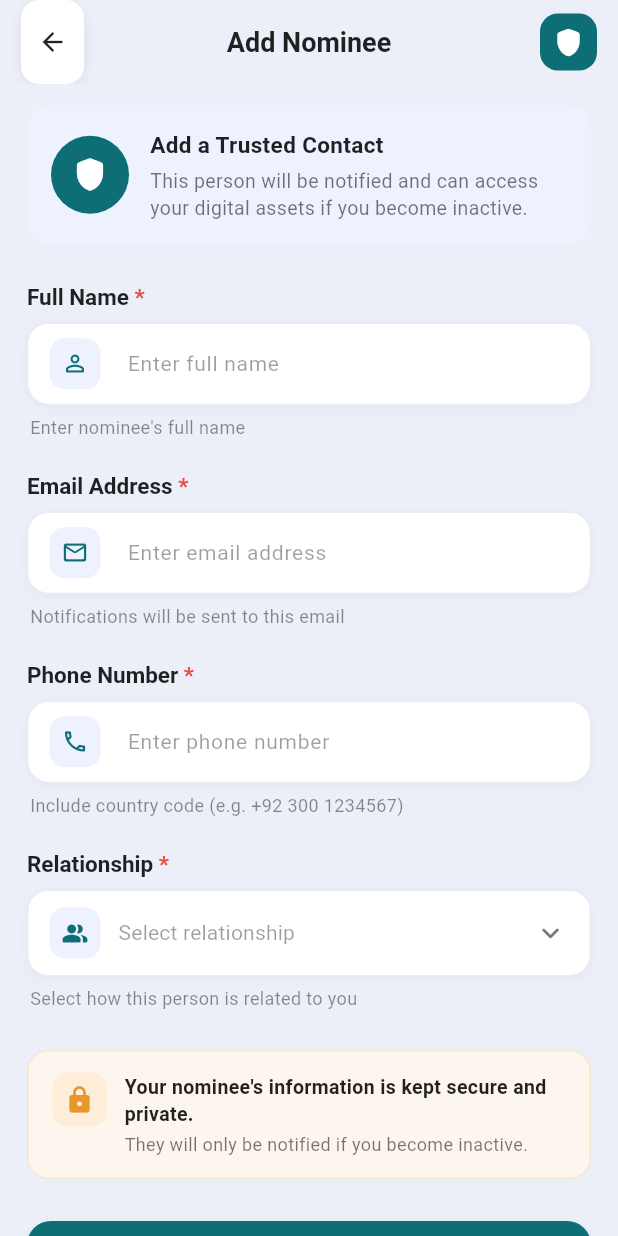
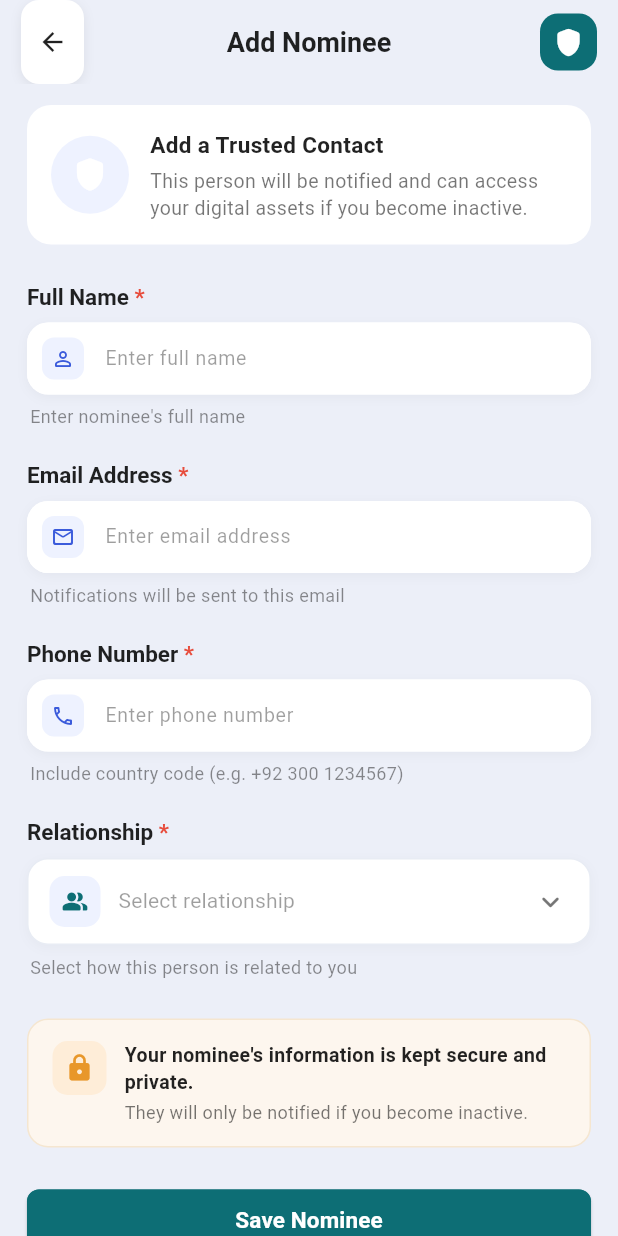
Before and after one commit to MuhammadAbbas1992-Android/Flutter_E_Waris_P, a Flutter app: the AddEditNomineeScreen screen opened by its route, on a phone screen of 412 x 824 dp. Run offline on Flutter 3.47's test engine with Material 3 defaults, Android fonts, the phone set to English and light mode, and no system bars; our stand-ins replace cloud_firestore, curved_labeled_navigation_bar, firebase_auth, firebase_core, firebase_database, fluttertoast and 3 more; accounts and stored records are empty.

Commit message:
E-Waris App All Screens work Flow 1. assets_screen.dart completed and fully functional 2. nominee_screen.dart completed and fully functional

```diff
--- a/lib/main.dart
+++ b/lib/main.dart
@@ -1,5 +1,6 @@
 import 'package:e_waris/core/utils/app_utils.dart';
 import 'package:e_waris/view_models/add_edit_asset_provider.dart';
+import 'package:e_waris/view_models/add_edit_nominee_provider.dart';
 import 'package:e_waris/view_models/asset_provider.dart';
 import 'package:e_waris/view_models/auth/auth_provider.dart';
 import 'package:e_waris/view_models/auth/forgot_password_provider.dart';
@@ -44,7 +45,7 @@ class MyApp extends StatelessWidget {
         ChangeNotifierProvider(create: (_) => AssetProvider()),
         ChangeNotifierProvider(create: (_) => AddEditAssetProvider()),
         ChangeNotifierProvider(create: (_) => NomineeProvider()),
-        ChangeNotifierProvider(create: (_) => NomineeProvider()),
+        ChangeNotifierProvider(create: (_) => AddEditNomineeProvider()),
         ChangeNotifierProvider(create: (_) => NotificationsProvider()),
         ChangeNotifierProvider(create: (_) => EmergencyProvider()),
       ],
--- a/lib/view_models/add_edit_nominee_provider.dart
+++ b/lib/view_models/add_edit_nominee_provider.dart
@@ -0,0 +1,167 @@
+import 'package:flutter/material.dart';
+
+import '../data/models/nominee_model.dart';
+import '../data/repositories/nominee_repository.dart';
+
+class AddEditNomineeProvider extends ChangeNotifier {
+  final NomineeRepository _repo;
+
+  AddEditNomineeProvider({NomineeRepository? repo})
+      : _repo = repo ?? NomineeRepository();
+
+  // ─────────────────────────────
+  // Controllers
+  // ─────────────────────────────
+  final fullNameCtrl = TextEditingController();
+  final emailCtrl = TextEditingController();
+  final phoneCtrl = TextEditingController();
+
+  // ─────────────────────────────
+  // Relationship Dropdown
+  // ─────────────────────────────
+  final List<String> relationships = [
+    'Spouse',
+    'Parent',
+    'Child',
+    'Sibling',
+    'Friend',
+    'Business Partner',
+    'Other',
+  ];
+
+  String? selectedRelationship;
+
+  // ─────────────────────────────
+  // Editing Nominee
+  // ─────────────────────────────
+  NomineeModel? nominee;
+
+  bool isEditMode = false;
+
+  // ─────────────────────────────
+  // INIT
+  // ─────────────────────────────
+  void init(NomineeModel? existing) {
+    nominee = existing;
+
+    if (existing != null && existing.id != null) {
+      isEditMode = true;
+
+      fullNameCtrl.text = existing.name;
+      emailCtrl.text = existing.email;
+      phoneCtrl.text = existing.phone;
+      selectedRelationship = existing.relationship;
+
+      notifyListeners();
+    }
+  }
+
+  // ─────────────────────────────
+  // CHANGE RELATIONSHIP
+  // ─────────────────────────────
+  void changeRelationship(String? value) {
+    selectedRelationship = value;
+    notifyListeners();
+  }
+
+  // ─────────────────────────────
+  // SAVE NOMINEE
+  // ─────────────────────────────
+  Future<bool> saveNominee(String userId) async {
+    try {
+      final nomineeToSave = isEditMode
+          ? nominee!.copyWith(
+        name: fullNameCtrl.text.trim(),
+        email: emailCtrl.text.trim(),
+        phone: phoneCtrl.text.trim(),
+        relationship: selectedRelationship ?? '',
+      )
+          : NomineeModel(
+        name: fullNameCtrl.text.trim(),
+        email: emailCtrl.text.trim(),
+        phone: phoneCtrl.text.trim(),
+        relationship: selectedRelationship ?? '',
+      );
+
+      if (isEditMode) {
+        await _repo.updateNominee(nomineeToSave, userId);
+      } else {
+        await _repo.createNominee(nomineeToSave, userId);
+      }
+
+      clearControllers();
+      return true;
+    } catch (e) {
+      debugPrint("Save Nominee Error: $e");
+      return false;
+    }
+  }
+
+  // ─────────────────────────────
+  // DELETE NOMINEE
+  // ─────────────────────────────
+  Future<bool> deleteNominee(String userId) async {
+    if (nominee?.id == null) return false;
+
+    try {
+      await _repo.deleteNominee(userId, nominee!.id!);
+
+      clearControllers();
+      return true;
+    } catch (e) {
+      debugPrint("Delete Nominee Error: $e");
+      return false;
+    }
+  }
+
+  // ─────────────────────────────
+  // VALIDATION
+  // ─────────────────────────────
+  String? validate() {
+    if (fullNameCtrl.text.trim().isEmpty) {
+      return "Please enter nominee's full name";
+    }
+
+    if (emailCtrl.text.trim().isEmpty) {
+      return "Please enter email address";
+    }
+
+    if (phoneCtrl.text.trim().isEmpty) {
+      return "Please enter phone number";
+    }
+
+    if (selectedRelationship == null ||
+        selectedRelationship!.trim().isEmpty) {
+      return "Please select relationship";
+    }
+
+    return null;
+  }
+
+  // ─────────────────────────────
+  // CLEAR
+  // ─────────────────────────────
+  void clearControllers() {
+    fullNameCtrl.clear();
+    emailCtrl.clear();
+    phoneCtrl.clear();
+
+    selectedRelationship = null;
+
+    nominee = null;
+    isEditMode = false;
+
+    notifyListeners();
+  }
+
+  // ─────────────────────────────
+  // DISPOSE
+  // ─────────────────────────────
+  @override
+  void dispose() {
+    fullNameCtrl.dispose();
+    emailCtrl.dispose();
+    phoneCtrl.dispose();
+    super.dispose();
+  }
+}
--- a/lib/views/dashboard_screen.dart
+++ b/lib/views/dashboard_screen.dart
@@ -73,7 +73,7 @@ class DashboardScreen extends StatelessWidget {
                         icon: Icons.group_outlined,
                         iconBgColor: const Color(0xFFE6F9F0),
                         iconColor: const Color(0xFF2DB87C),
-                        value: '3',
+                        value: nominees.length.toString(),
                         label: 'Total Nominees',
                       ),
                     ),
--- a/lib/views/home_screen.dart
+++ b/lib/views/home_screen.dart
@@ -2,6 +2,7 @@ import 'package:curved_labeled_navigation_bar/curved_navigation_bar.dart';
 import 'package:curved_labeled_navigation_bar/curved_navigation_bar_item.dart';
 import 'package:e_waris/data/models/nominee_model.dart';
 import 'package:e_waris/view_models/home_provider.dart';
+import 'package:e_waris/view_models/nominee_provider.dart';
 import 'package:e_waris/views/assets/assets_screen.dart';
 import 'package:e_waris/views/dashboard_screen.dart';
 import 'package:e_waris/views/nominees/nominee_screen.dart';
@@ -29,10 +30,11 @@ class _HomeScreenState extends State<HomeScreen> {
     WidgetsBinding.instance.addPostFrameCallback((_) {
       final assetProvider =
       Provider.of<AssetProvider>(context, listen: false);
-      /*final nomineeProvider =
-      Provider.of<NomineeModel>(context, listen: false);*/
+      final nomineeProvider =
+      Provider.of<NomineeProvider>(context, listen: false);
 
       assetProvider.init(AppUtils.userId);
+      nomineeProvider.init(AppUtils.userId);
     });
   }
 
--- a/lib/views/nominees/add_edit_nominee_screen.dart
+++ b/lib/views/nominees/add_edit_nominee_screen.dart
@@ -1,8 +1,15 @@
 // add_nominee_hamza.dart
 
 import 'package:e_waris/core/constants/app_colors.dart';
+import 'package:e_waris/data/models/nominee_model.dart';
+import 'package:e_waris/view_models/nominee_provider.dart';
+import 'package:e_waris/views/widgets/custom_button1.dart';
 import 'package:flutter/material.dart';
 import 'package:flutter/services.dart';
+import 'package:provider/provider.dart';
+
+import '../../core/utils/app_utils.dart';
+import '../../view_models/add_edit_nominee_provider.dart';
 
 class AddEditNomineeScreen extends StatefulWidget {
   const AddEditNomineeScreen({super.key});
@@ -12,45 +19,37 @@ class AddEditNomineeScreen extends StatefulWidget {
 }
 
 class _AddNomineeScreenState extends State<AddEditNomineeScreen> {
-  // ─── Controllers ───────────────────────────────────────────
-  final _fullNameController = TextEditingController();
-  final _emailController = TextEditingController();
-  final _phoneController = TextEditingController();
+  late AddEditNomineeProvider addEditNomineeProvider;
 
-  // ─── State Variables ────────────────────────────────────────
-  String? _selectedRelationship;
+  @override
+  void initState() {
+    super.initState();
 
-  final List<String> _relationships = [
-    'Spouse',
-    'Parent',
-    'Child',
-    'Sibling',
-    'Friend',
-    'Business Partner',
-    'Other',
-  ];
+    WidgetsBinding.instance.addPostFrameCallback((_) {
+      final nomineeProvider = context.read< NomineeProvider>();
+      final nomineeId = ModalRoute.of(context)!.settings.arguments as String?;
 
-  // ─── Theme Color ────────────────────────────────────────────
-  static const Color _primaryBlue = AppColors.primary;
-  static const Color _lightBlueBg = Color(0xFFEEF2FF);
-  static const Color _bgColor = Color(0xFFECEFF8);
+      NomineeModel? existing;
 
-  // ─── Dispose ────────────────────────────────────────────────
-  @override
-  void dispose() {
-    _fullNameController.dispose();
-    _emailController.dispose();
-    _phoneController.dispose();
-    super.dispose();
+      if (nomineeId != null) {
+        existing = nomineeProvider.nominees.firstWhere((e) => e.id == nomineeId);
+      }
+
+      addEditNomineeProvider = context.read<AddEditNomineeProvider>();
+      addEditNomineeProvider.init(existing);
+    });
   }
+
 
   // ───────────────────────────────────────────────────────────
   //  BUILD
   // ───────────────────────────────────────────────────────────
   @override
   Widget build(BuildContext context) {
+    addEditNomineeProvider = context.watch<AddEditNomineeProvider>();
+
     return Scaffold(
-      backgroundColor: _bgColor,
+      backgroundColor: const Color(0xFFECEFF8),
       appBar: _buildAppBar(),
       body: SingleChildScrollView(
         padding: const EdgeInsets.symmetric(horizontal: 18, vertical: 14),
@@ -65,11 +64,11 @@ class _AddNomineeScreenState extends State<AddEditNomineeScreen> {
             _buildLabel('Full Name', required: true),
             const SizedBox(height: 8),
             _buildTextField(
-              controller: _fullNameController,
+              controller: addEditNomineeProvider.fullNameCtrl,
               hint: 'Enter full name',
               icon: Icons.person_outline_rounded,
-              keyboardType: TextInputType.name,
-              textCapitalization: TextCapitalization.words,
+              iconColor: const Color(0xFF3B5BDB),
+              iconBg: const Color(0xFFEEF2FF),
             ),
             _buildHelperText("Enter nominee's full name"),
             const SizedBox(height: 22),
@@ -78,10 +77,11 @@ class _AddNomineeScreenState extends State<AddEditNomineeScreen> {
             _buildLabel('Email Address', required: true),
             const SizedBox(height: 8),
             _buildTextField(
-              controller: _emailController,
+              controller: addEditNomineeProvider.emailCtrl,
               hint: 'Enter email address',
               icon: Icons.mail_outline_rounded,
-              keyboardType: TextInputType.emailAddress,
+              iconColor: const Color(0xFF3B5BDB),
+              iconBg: const Color(0xFFEEF2FF),
             ),
             _buildHelperText('Notifications will be sent to this email'),
             const SizedBox(height: 22),
@@ -90,13 +90,11 @@ class _AddNomineeScreenState extends State<AddEditNomineeScreen> {
             _buildLabel('Phone Number', required: true),
             const SizedBox(height: 8),
             _buildTextField(
-              controller: _phoneController,
+              controller:addEditNomineeProvider.phoneCtrl,
               hint: 'Enter phone number',
               icon: Icons.phone_outlined,
-              keyboardType: TextInputType.phone,
-              inputFormatters: [
-                FilteringTextInputFormatter.allow(RegExp(r'[0-9+\s]')),
-              ],
+              iconColor: const Color(0xFF3B5BDB),
+              iconBg: const Color(0xFFEEF2FF),
             ),
             _buildHelperText('Include country code (e.g. +92 300 1234567)'),
             const SizedBox(height: 22),
@@ -104,7 +102,7 @@ class _AddNomineeScreenState extends State<AddEditNomineeScreen> {
             // ── Relationship ──
             _buildLabel('Relationship', required: true),
             const SizedBox(height: 8),
-            _buildRelationshipDropdown(),
+            _buildRelationshipDropdown(provider: addEditNomineeProvider),
             _buildHelperText('Select how this person is related to you'),
             const SizedBox(height: 26),
 
@@ -113,7 +111,32 @@ class _AddNomineeScreenState extends State<AddEditNomineeScreen> {
             const SizedBox(height: 28),
 
             // ── Save Button ──
-            _buildSaveButton(),
+            CustomButton1(btnText: 'Save Nominee', onPressed: () async{
+              final ok = await addEditNomineeProvider.saveNominee(AppUtils.userId);
+              if (!context.mounted) return;
+              if (ok) { Navigator.pop(context);
+              AppUtils.showSnack(context: context, msg:'Nominee saved successfully' );}
+
+            },),
+
+            const SizedBox(height: 14),
+            // DELETE
+            if (addEditNomineeProvider.isEditMode)
+              CustomButton1(
+                btnText: 'Delete Nominee',
+                backgroundColor: AppColors.red.withOpacity(0.8),
+                onPressed: () async {
+                  final ok = await addEditNomineeProvider.deleteNominee(AppUtils.userId);
+                  if (!context.mounted) return;
+                  if (ok) {
+                    Navigator.pop(context);
+                    AppUtils.showSnack(
+                      context: context,
+                      msg: 'Nominee deleted successfully',
+                    );
+                  }
+                },
+              ),
             const SizedBox(height: 20),
           ],
         ),
@@ -126,7 +149,7 @@ class _AddNomineeScreenState extends State<AddEditNomineeScreen> {
   // ───────────────────────────────────────────────────────────
   PreferredSizeWidget _buildAppBar() {
     return AppBar(
-      backgroundColor: _bgColor,
+      backgroundColor: const Color(0xFFECEFF8),
       elevation: 0,
       leadingWidth: 56,
       leading: Padding(
@@ -168,7 +191,7 @@ class _AddNomineeScreenState extends State<AddEditNomineeScreen> {
           child: Container(
             padding: const EdgeInsets.all(8),
             decoration: BoxDecoration(
-              color: _primaryBlue,
+              color: AppColors.primary,
               borderRadius: BorderRadius.circular(12),
             ),
             child: const Icon(
@@ -190,7 +213,7 @@ class _AddNomineeScreenState extends State<AddEditNomineeScreen> {
       width: double.infinity,
       padding: const EdgeInsets.symmetric(horizontal: 16, vertical: 16),
       decoration: BoxDecoration(
-        color: _lightBlueBg,
+        color: Colors.white,
         borderRadius: BorderRadius.circular(16),
       ),
       child: Row(
@@ -201,7 +224,7 @@ class _AddNomineeScreenState extends State<AddEditNomineeScreen> {
             width: 52,
             height: 52,
             decoration: const BoxDecoration(
-              color: _primaryBlue,
+              color: const Color(0xFFEEF2FF),
               shape: BoxShape.circle,
             ),
             child: const Icon(
@@ -290,18 +313,16 @@ class _AddNomineeScreenState extends State<AddEditNomineeScreen> {
     required TextEditingController controller,
     required String hint,
     required IconData icon,
-    TextInputType keyboardType = TextInputType.text,
-    TextCapitalization textCapitalization = TextCapitalization.none,
-    List<TextInputFormatter>? inputFormatters,
+    required Color iconColor,
+    required Color iconBg,
   }) {
     return Container(
       decoration: BoxDecoration(
         color: Colors.white,
         borderRadius: BorderRadius.circular(14),
-        border: Border.all(color: const Color(0xFFE8ECF4), width: 1),
         boxShadow: [
           BoxShadow(
-            color: Colors.black.withOpacity(0.03),
+            color: Colors.black.withOpacity(0.04),
             blurRadius: 6,
             offset: const Offset(0, 2),
           ),
@@ -309,35 +330,20 @@ class _AddNomineeScreenState extends State<AddEditNomineeScreen> {
       ),
       child: TextField(
         controller: controller,
-        keyboardType: keyboardType,
-        textCapitalization: textCapitalization,
-        inputFormatters: inputFormatters,
-        style: const TextStyle(
-          fontSize: 14,
-          color: Colors.black87,
-          fontWeight: FontWeight.w500,
-        ),
+        style: const TextStyle(fontSize: 13, color: Colors.black87),
         decoration: InputDecoration(
           hintText: hint,
-          hintStyle: const TextStyle(
-            color: Colors.black38,
-            fontSize: 14,
-            fontWeight: FontWeight.w400,
-          ),
+          hintStyle: const TextStyle(color: Colors.black38, fontSize: 13),
           prefixIcon: Padding(
-            padding: const EdgeInsets.symmetric(horizontal: 14),
+            padding: const EdgeInsets.all(10),
             child: Container(
-              padding: const EdgeInsets.all(8),
+              padding: const EdgeInsets.all(6),
               decoration: BoxDecoration(
-                color: _lightBlueBg,
-                borderRadius: BorderRadius.circular(10),
+                color: iconBg,
+                borderRadius: BorderRadius.circular(8),
               ),
-              child: Icon(icon, color: _primaryBlue, size: 18),
+              child: Icon(icon, color: iconColor, size: 16),
             ),
-          ),
-          prefixIconConstraints: const BoxConstraints(
-            minWidth: 0,
-            minHeight: 0,
           ),
           border: OutlineInputBorder(
             borderRadius: BorderRadius.circular(14),
@@ -349,17 +355,11 @@ class _AddNomineeScreenState extends State<AddEditNomineeScreen> {
           ),
           focusedBorder: OutlineInputBorder(
             borderRadius: BorderRadius.circular(14),
-            borderSide: const BorderSide(
-              color: _primaryBlue,
-              width: 1.5,
-            ),
+            borderSide: const BorderSide(color: Color(0xFF3B5BDB), width: 1.5),
           ),
           filled: true,
           fillColor: Colors.white,
-          contentPadding: const EdgeInsets.symmetric(
-            vertical: 16,
-            horizontal: 4,
-          ),
+          contentPadding: const EdgeInsets.symmetric(vertical: 14, horizontal: 4),
         ),
       ),
     );
@@ -368,7 +368,7 @@ class _AddNomineeScreenState extends State<AddEditNomineeScreen> {
   // ───────────────────────────────────────────────────────────
   //  RELATIONSHIP DROPDOWN
   // ───────────────────────────────────────────────────────────
-  Widget _buildRelationshipDropdown() {
+  Widget _buildRelationshipDropdown({required AddEditNomineeProvider provider}) {
     return Container(
       padding: const EdgeInsets.symmetric(horizontal: 14, vertical: 4),
       decoration: BoxDecoration(
@@ -385,19 +385,19 @@ class _AddNomineeScreenState extends State<AddEditNomineeScreen> {
       ),
       child: DropdownButtonHideUnderline(
         child: DropdownButton<String>(
-          value: _selectedRelationship,
+          value:provider.selectedRelationship,
           isExpanded: true,
           hint: Row(
             children: [
               Container(
                 padding: const EdgeInsets.all(8),
                 decoration: BoxDecoration(
-                  color: _lightBlueBg,
+                  color: const Color(0xFFEEF2FF),
                   borderRadius: BorderRadius.circular(10),
                 ),
                 child: const Icon(
                   Icons.people_alt_rounded,
-                  color: _primaryBlue,
+                  color: AppColors.primary,
                   size: 18,
                 ),
               ),
@@ -418,7 +418,7 @@ class _AddNomineeScreenState extends State<AddEditNomineeScreen> {
             size: 24,
           ),
           borderRadius: BorderRadius.circular(14),
-          items: _relationships.map((String relation) {
+          items: provider.relationships.map((String relation) {
             return DropdownMenuItem<String>(
               value: relation,
               child: Text(
@@ -431,11 +431,9 @@ class _AddNomineeScreenState extends State<AddEditNomineeScreen> {
               ),
             );
           }).toList(),
-          onChanged: (String? val) {
-            setState(() => _selectedRelationship = val);
-          },
+          onChanged: (val) => provider.changeRelationship(val!),)
         ),
-      ),
+
     );
   }
 
@@ -500,98 +498,4 @@ class _AddNomineeScreenState extends State<AddEditNomineeScreen> {
     );
   }
 
-  // ───────────────────────────────────────────────────────────
-  //  SAVE BUTTON
-  // ───────────────────────────────────────────────────────────
-  Widget _buildSaveButton() {
-    return SizedBox(
-      width: double.infinity,
-      height: 56,
-      child: ElevatedButton.icon(
-        onPressed: _onSaveNomineeTapped,
-        icon: const Icon(
-          Icons.save_rounded,
-          color: Colors.white,
-          size: 20,
-        ),
-        label: const Text(
-          'Save Nominee',
-          style: TextStyle(
-            fontSize: 16,
-            fontWeight: FontWeight.w700,
-            color: Colors.white,
-            letterSpacing: 0.3,
-          ),
-        ),
-        style: ElevatedButton.styleFrom(
-          backgroundColor: _primaryBlue,
-          shape: RoundedRectangleBorder(
-            borderRadius: BorderRadius.circular(16),
-          ),
-          elevation: 3,
-          shadowColor: _primaryBlue.withOpacity(0.4),
-        ),
-      ),
-    );
-  }
-
-  // ───────────────────────────────────────────────────────────
-  //  ACTIONS
-  // ───────────────────────────────────────────────────────────
-  void _onSaveNomineeTapped() {
-    // Basic Validation
-    if (_fullNameController.text.trim().isEmpty) {
-      _showSnackBar("Please enter nominee's full name", isError: true);
-      return;
-    }
-    if (_emailController.text.trim().isEmpty) {
-      _showSnackBar('Please enter email address', isError: true);
-      return;
-    }
-    if (_phoneController.text.trim().isEmpty) {
-      _showSnackBar('Please enter phone number', isError: true);
-      return;
-    }
-    if (_selectedRelationship == null) {
-      _showSnackBar('Please select a relationship', isError: true);
-      return;
-    }
-
-    // TODO: Implement actual save logic (API call, local DB, etc.)
-    _showSnackBar('Nominee saved successfully!', isError: false);
-  }
-
-  void _showSnackBar(String message, {required bool isError}) {
-    ScaffoldMessenger.of(context).showSnackBar(
-      SnackBar(
-        content: Row(
-          children: [
-            Icon(
-              isError ? Icons.error_outline_rounded : Icons.check_circle_outline_rounded,
-              color: Colors.white,
-              size: 18,
-            ),
-            const SizedBox(width: 8),
-            Expanded(
-              child: Text(
-                message,
-                style: const TextStyle(
-                  color: Colors.white,
-                  fontSize: 13,
-                  fontWeight: FontWeight.w500,
-                ),
-              ),
-            ),
-          ],
-        ),
-        backgroundColor: isError ? const Color(0xFFE74C3C) : _primaryBlue,
-        behavior: SnackBarBehavior.floating,
-        shape: RoundedRectangleBorder(
-          borderRadius: BorderRadius.circular(12),
-        ),
-        margin: const EdgeInsets.symmetric(horizontal: 16, vertical: 10),
-        duration: const Duration(seconds: 3),
-      ),
-    );
-  }
 }
--- a/lib/views/nominees/nominee_screen.dart
+++ b/lib/views/nominees/nominee_screen.dart
@@ -47,9 +47,13 @@ class NomineesScreen extends StatelessWidget {
                       itemCount: nomineeProvider.nominees.length,
                       separatorBuilder: (_, __) => const SizedBox(height: 10),
                       itemBuilder: (context, index) {
-                        return CustomNomineeCard(
-                            nominee: nomineeProvider.nominees[index]);
-                      },
+                        final nominee = nomineeProvider.nominees[index];
+                        return CustomNomineeCard(nominee: nominee,
+                            onTap: () =>
+                                Navigator.pushNamed(
+                                    context, RoutsName.addEditNomineeScreen,
+                                    arguments: nominee.id));
+                      }
                     ),
                   ),
                   const SizedBox(height: 14),
--- a/lib/views/widgets/custom_nominee_card.dart
+++ b/lib/views/widgets/custom_nominee_card.dart
@@ -14,7 +14,7 @@ class CustomNomineeCard extends StatelessWidget {
   @override
   Widget build(BuildContext context) {
     return GestureDetector(
-      onTap: () {},
+      onTap: onTap,
       child: Container(
         padding: const EdgeInsets.symmetric(horizontal: 14, vertical: 14),
         decoration: BoxDecoration(
```
Also changed, not shown: lib/data/repositories/asset_repository.dart (+7 -17 lines), lib/data/repositories/nominee_repository.dart (+19 -47 lines), lib/view_models/add_edit_asset_provider.dart (+9 -34 lines), lib/views/assets/add_edit_asset_screen.dart (+32 -28 lines).
